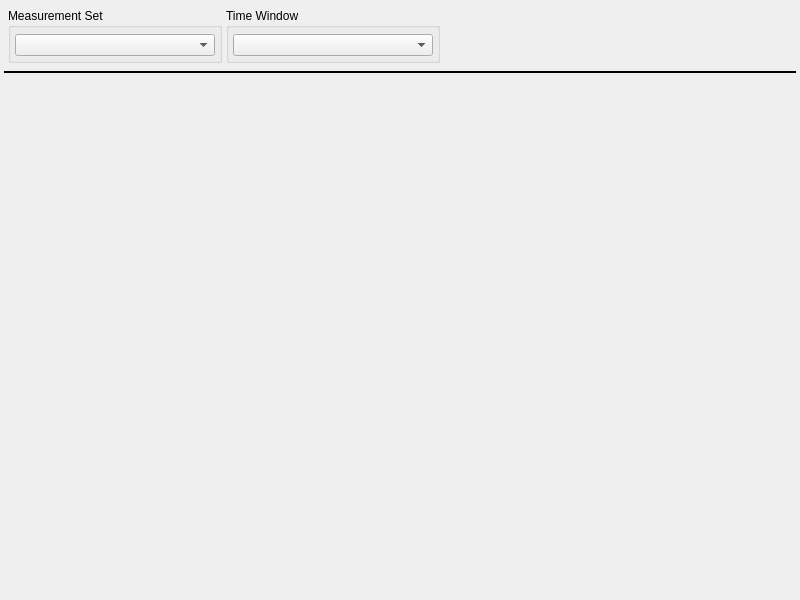
Before: the Qt Designer form mw4/gui/widgets/measure.ui in mworion/MountWizzard4, drawn with Qt 5.
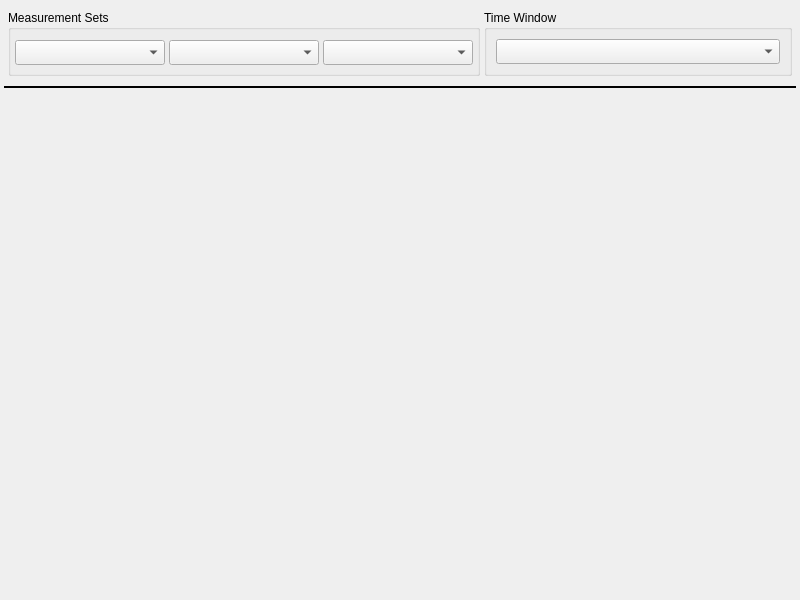
After: the same form once the commit is applied.

Diff of the .ui file:
```diff
--- a/mw4/gui/widgets/measure.ui
+++ b/mw4/gui/widgets/measure.ui
@@ -65,7 +65,7 @@
     <number>4</number>
    </property>
    <item>
-    <layout class="QHBoxLayout" name="horizontalLayout" stretch="0,0,1">
+    <layout class="QHBoxLayout" name="horizontalLayout" stretch="0,0">
      <property name="spacing">
       <number>4</number>
      </property>
@@ -73,18 +73,18 @@
       <number>4</number>
      </property>
      <property name="topMargin">
-      <number>4</number>
+      <number>6</number>
      </property>
      <property name="rightMargin">
       <number>4</number>
      </property>
      <property name="bottomMargin">
-      <number>4</number>
+      <number>6</number>
      </property>
      <item>
       <widget class="QGroupBox" name="groupBox">
        <property name="title">
-        <string>Measurement Set</string>
+        <string>Measurement Sets</string>
        </property>
        <layout class="QHBoxLayout" name="horizontalLayout_2">
         <property name="spacing">
@@ -106,8 +106,28 @@
          <widget class="QComboBox" name="measureSet">
           <property name="minimumSize">
            <size>
-            <width>200</width>
-            <height>0</height>
+            <width>150</width>
+            <height>25</height>
+           </size>
+          </property>
+         </widget>
+        </item>
+        <item>
+         <widget class="QComboBox" name="measureSet2">
+          <property name="minimumSize">
+           <size>
+            <width>150</width>
+            <height>25</height>
+           </size>
+          </property>
+         </widget>
+        </item>
+        <item>
+         <widget class="QComboBox" name="measureSet3">
+          <property name="minimumSize">
+           <size>
+            <width>150</width>
+            <height>25</height>
            </size>
           </property>
          </widget>
@@ -121,27 +141,12 @@
         <string>Time Window</string>
        </property>
        <layout class="QHBoxLayout" name="horizontalLayout_3">
-        <property name="spacing">
-         <number>4</number>
-        </property>
-        <property name="leftMargin">
-         <number>4</number>
-        </property>
-        <property name="topMargin">
-         <number>6</number>
-        </property>
-        <property name="rightMargin">
-         <number>4</number>
-        </property>
-        <property name="bottomMargin">
-         <number>4</number>
-        </property>
         <item>
          <widget class="QComboBox" name="timeSet">
           <property name="minimumSize">
            <size>
-            <width>200</width>
-            <height>0</height>
+            <width>150</width>
+            <height>25</height>
            </size>
           </property>
          </widget>
@@ -149,9 +154,6 @@
        </layout>
       </widget>
      </item>
-     <item>
-      <widget class="QWidget" name="measerSet" native="true"/>
-     </item>
     </layout>
    </item>
    <item>
```
Left out of the diff: 6 changed lines with no effect on the pictures.
